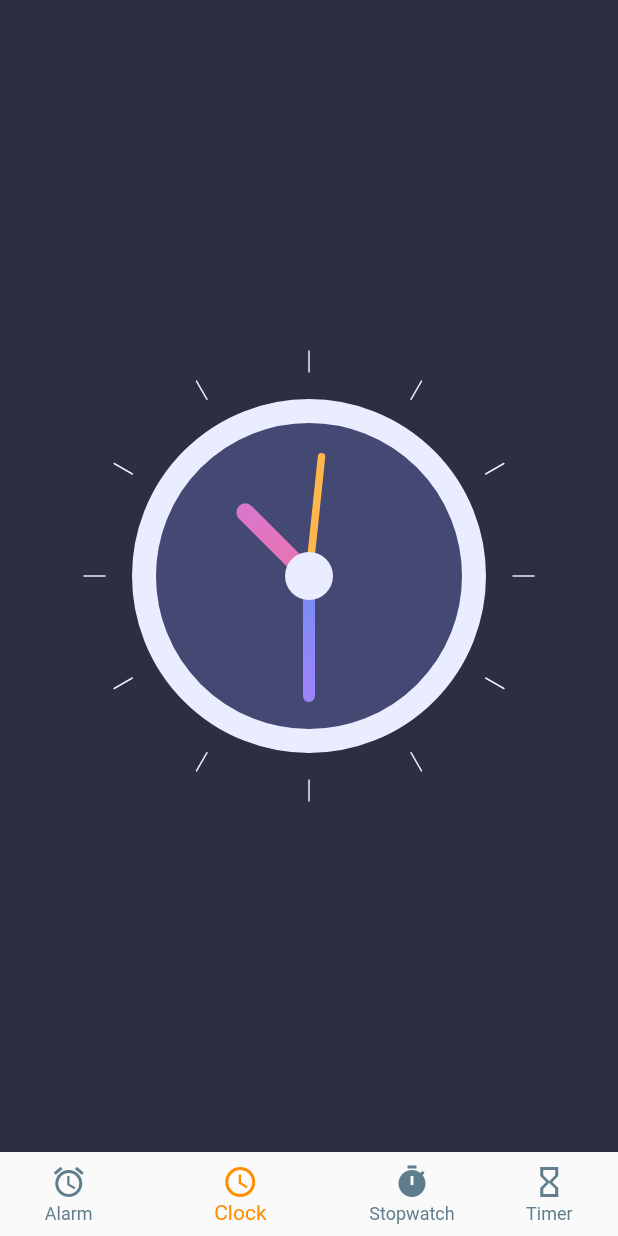
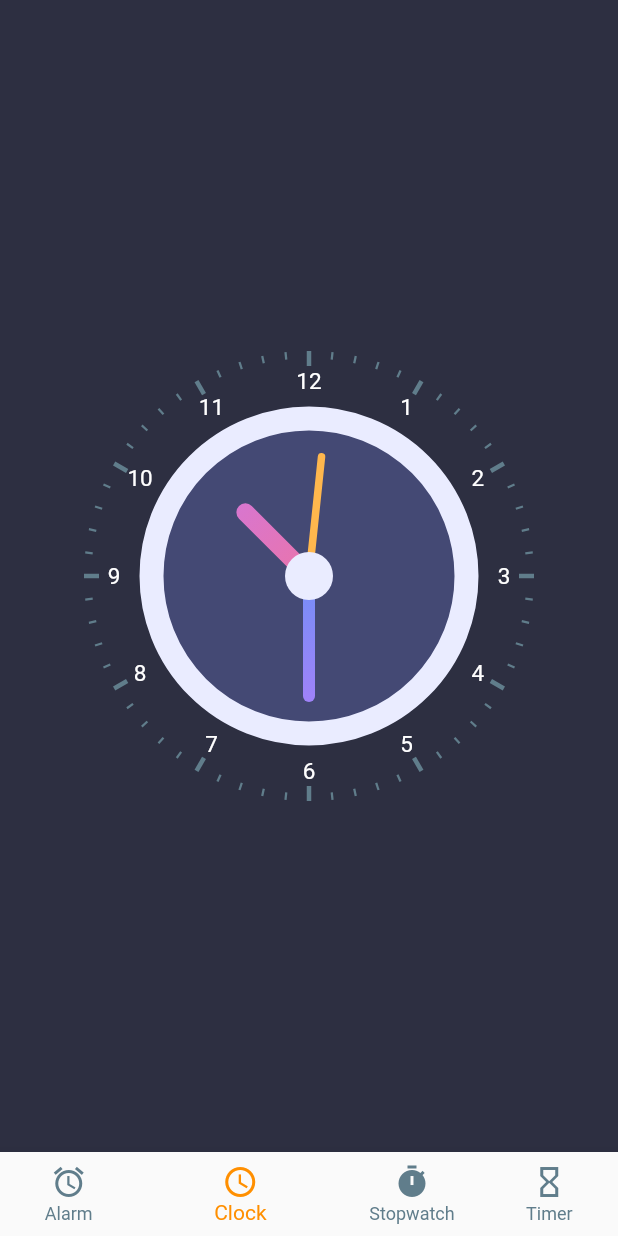
Before and after one commit to stef0296/flutter_clock, a Flutter app: the screen it shows after launch, item 2 of the bottom bar chosen, on a phone screen of 412 x 824 dp. Run offline on Flutter 3.47's test engine with Material 2 defaults, Android fonts, the phone set to English and light mode, and no system bars.

Commit message:
Added clock dial

```diff
--- /dev/null
+++ b/lib/clockDial.dart
@@ -0,0 +1,92 @@
+import 'dart:math';
+
+import 'package:flutter/material.dart';
+
+class ClockDial extends CustomPainter {
+  final numeralList = [
+    '12',
+    '1',
+    '2',
+    '3',
+    '4',
+    '5',
+    '6',
+    '7',
+    '8',
+    '9',
+    '10',
+    '11'
+  ];
+
+  final Paint tickPaint;
+  final TextPainter textPainter;
+  final TextStyle textStyle;
+
+  ClockDial()
+      : tickPaint = Paint()..color = Colors.blueGrey,
+        textPainter = TextPainter(
+          textAlign: TextAlign.center,
+          textDirection: TextDirection.rtl,
+        ),
+        textStyle = const TextStyle(
+          color: Colors.white,
+          fontFamily: 'Times New Roman',
+          fontSize: 15.0,
+        );
+
+  @override
+  void paint(Canvas canvas, Size size) {
+    var centerX = size.width / 2;
+    var centerY = size.height / 2;
+    var radius = min(centerX, centerY);
+    var tickMarkLength;
+    final angle = pi / 30;
+    final hourTickMarkLength = 10.0;
+    final minuteTickMarkLength = 5.0;
+    final hourTickMarkWidth = 3.0;
+    final minuteTickMarkWidth = 1.5;
+
+    canvas.save();
+
+    canvas.translate(radius, radius);
+
+    for (var i = 0; i < 60; i++) {
+      //make the length and stroke of the tick marker longer and thicker depending
+      tickMarkLength = i % 5 == 0 ? hourTickMarkLength : minuteTickMarkLength;
+      tickPaint.strokeWidth =
+          i % 5 == 0 ? hourTickMarkWidth : minuteTickMarkWidth;
+      canvas.drawLine(new Offset(0.0, -radius),
+          new Offset(0.0, -radius + tickMarkLength), tickPaint);
+
+      //draw the text
+      if (i % 5 == 0) {
+        canvas.save();
+        canvas.translate(0.0, -radius + 20.0);
+
+        textPainter.text = new TextSpan(
+          text: '${numeralList[i ~/ 5]}',
+          style: textStyle,
+        );
+
+        //helps make the text painted vertically
+        canvas.rotate(-angle * i);
+
+        textPainter.layout();
+
+        textPainter.paint(canvas,
+            new Offset(-(textPainter.width / 2), -(textPainter.height / 2)));
+
+        canvas.restore();
+      }
+
+      canvas.rotate(angle);
+    }
+
+    canvas.restore();
+  }
+
+  @override
+  bool shouldRepaint(CustomPainter oldDelegate) {
+    return false;
+  }
+}
--- a/lib/clockview.dart
+++ b/lib/clockview.dart
@@ -2,6 +2,7 @@ import 'dart:async';
 import 'dart:math';
 
 import 'package:flutter/material.dart';
+import 'package:flutter_clock/clockDial.dart';
 import 'package:flutter_clock/clockPainter.dart';
 
 class ClockView extends StatefulWidget {
@@ -21,12 +22,21 @@ class _ClockViewState extends State<ClockView> {
     return Container(
       width: 300,
       height: 300,
-      child: Transform.rotate(
-        angle: -pi / 2,
-        child: CustomPaint(
-          painter: ClockPainter(),
+      child: CustomPaint(
+        painter: ClockDial(),
+        child: Transform.rotate(
+          angle: -pi / 2,
+          child: CustomPaint(
+            painter: ClockPainter(),
+          ),
         ),
       ),
+//      child: Transform.rotate(
+//        angle: -pi / 2,
+//        child: CustomPaint(
+//          painter: ClockPainter(),
+//        ),
+//      ),
     );
   }
 }
```
Also changed, not shown: lib/clockPainter.dart (+15 -18 lines).
